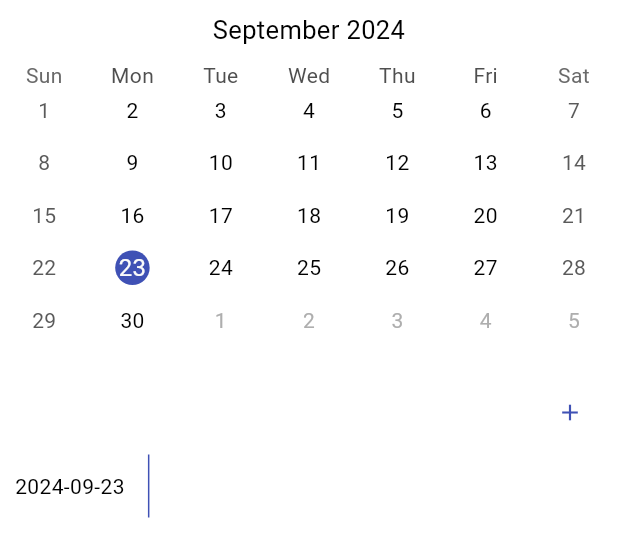
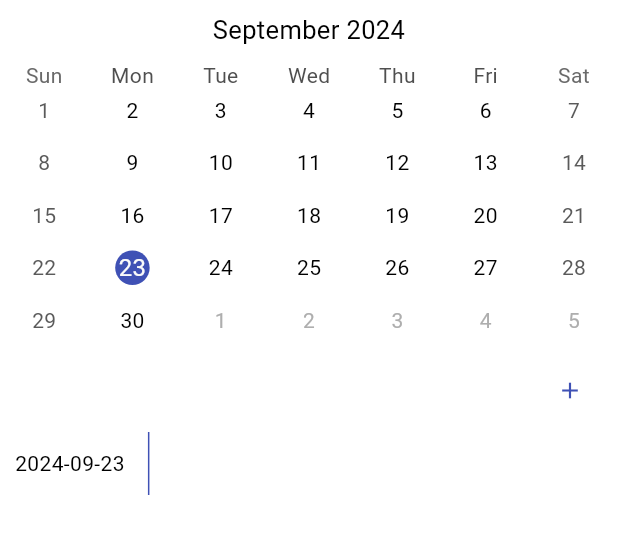
Before and after one commit to deathblade666/flutter_launcher, a Flutter app: the Calendar widget shown alone on an empty page, opened directly, on a phone screen of 412 x 824 dp. Shown: the top 557 px of the screen. Run offline on Flutter 3.47's test engine with Material 3 defaults, Android fonts, the phone set to English and light mode, and no system bars; drawn by our look-alikes of dynamic_color, table_calendar; our stand-ins replace date_format, shared_preferences, string_validator; missing offline and left inert: installed_apps, one_clock; accounts and stored records are empty.

Commit message:
changed divider height

```diff
--- a/lib/widgets/calendar.dart
+++ b/lib/widgets/calendar.dart
@@ -106,7 +106,9 @@ class _CalendarState extends State<Calendar> {
               },
             ),
           ),
-          Divider(),
+          const Divider(
+            height: 1,
+          ),
           Row(
             mainAxisAlignment: MainAxisAlignment.end,
             children: [
```
